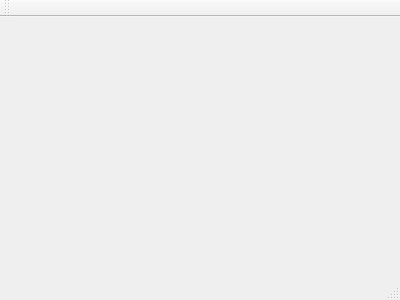
Before: the Qt Designer form mainwindow.ui in VVictorWang/datastructure_course_design, drawn with Qt 5.
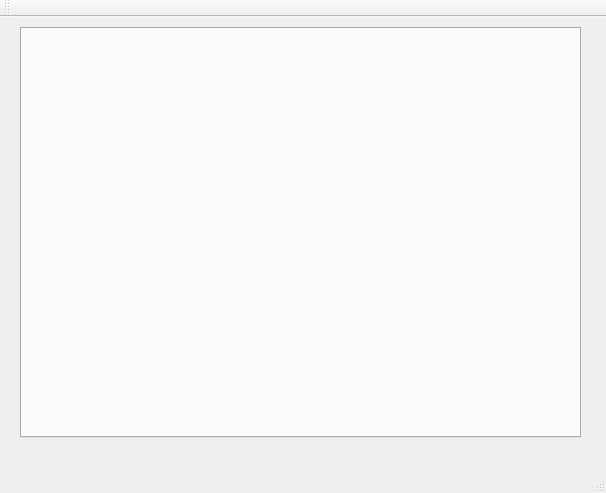
After: the same form once the commit is applied.

What changed in the file:
```diff
--- a/mainwindow.ui
+++ b/mainwindow.ui
@@ -1,24 +1,50 @@
 <ui version="4.0">
  <class>MainWindow</class>
- <widget class="QMainWindow" name="MainWindow" >
-  <property name="geometry" >
+ <widget class="QMainWindow" name="MainWindow">
+  <property name="geometry">
    <rect>
     <x>0</x>
     <y>0</y>
-    <width>400</width>
-    <height>300</height>
+    <width>606</width>
+    <height>493</height>
    </rect>
   </property>
   <property name="windowTitle" >
    <string>MainWindow</string>
   </property>
-  <widget class="QMenuBar" name="menuBar" />
-  <widget class="QToolBar" name="mainToolBar" />
-  <widget class="QWidget" name="centralWidget" />
-  <widget class="QStatusBar" name="statusBar" />
+  <widget class="QWidget" name="centralWidget">
+   <widget class="QTabWidget" name="tabs">
+    <property name="geometry">
+     <rect>
+      <x>20</x>
+      <y>10</y>
+      <width>561</width>
+      <height>411</height>
+     </rect>
+    </property>
+   </widget>
+  </widget>
+  <widget class="QMenuBar" name="menuBar">
+   <property name="geometry">
+    <rect>
+     <x>0</x>
+     <y>0</y>
+     <width>606</width>
+     <height>20</height>
+    </rect>
+   </property>
+  </widget>
+  <widget class="QToolBar" name="mainToolBar">
+   <attribute name="toolBarArea">
+    <enum>TopToolBarArea</enum>
+   </attribute>
+   <attribute name="toolBarBreak">
+    <bool>false</bool>
+   </attribute>
+  </widget>
+  <widget class="QStatusBar" name="statusBar"/>
  </widget>
- <layoutDefault spacing="6" margin="11" />
- <pixmapfunction></pixmapfunction>
+ <layoutdefault spacing="6" margin="11"/>
  <resources/>
  <connections/>
 </ui>
```
Left out of the diff: 3 changed lines with no effect on the pictures.
